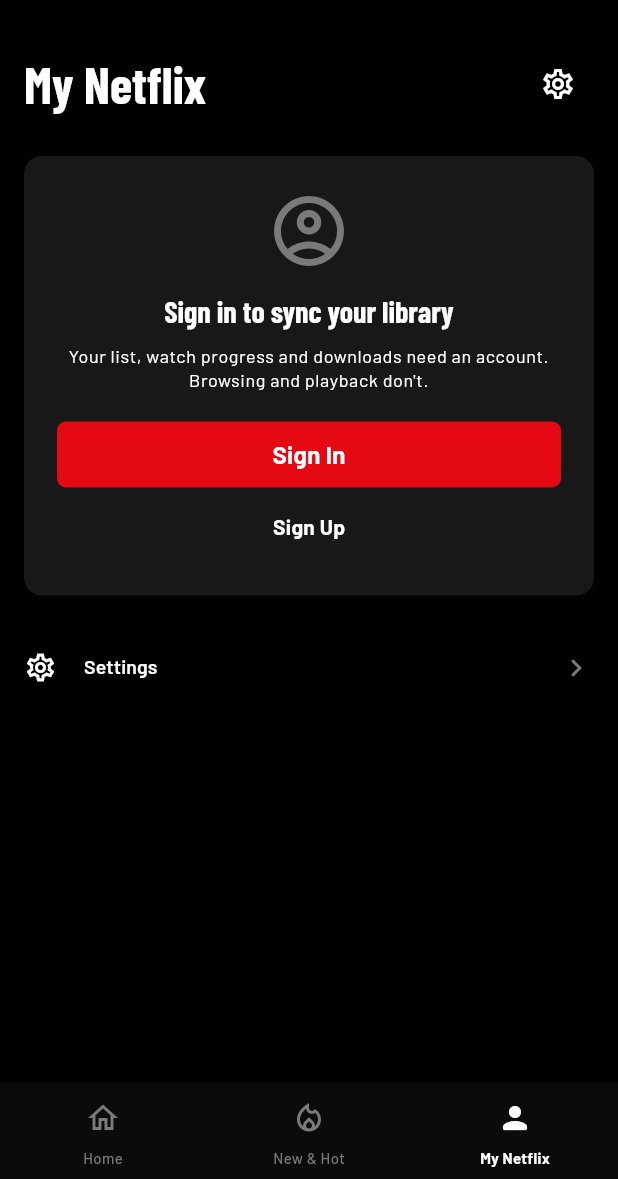
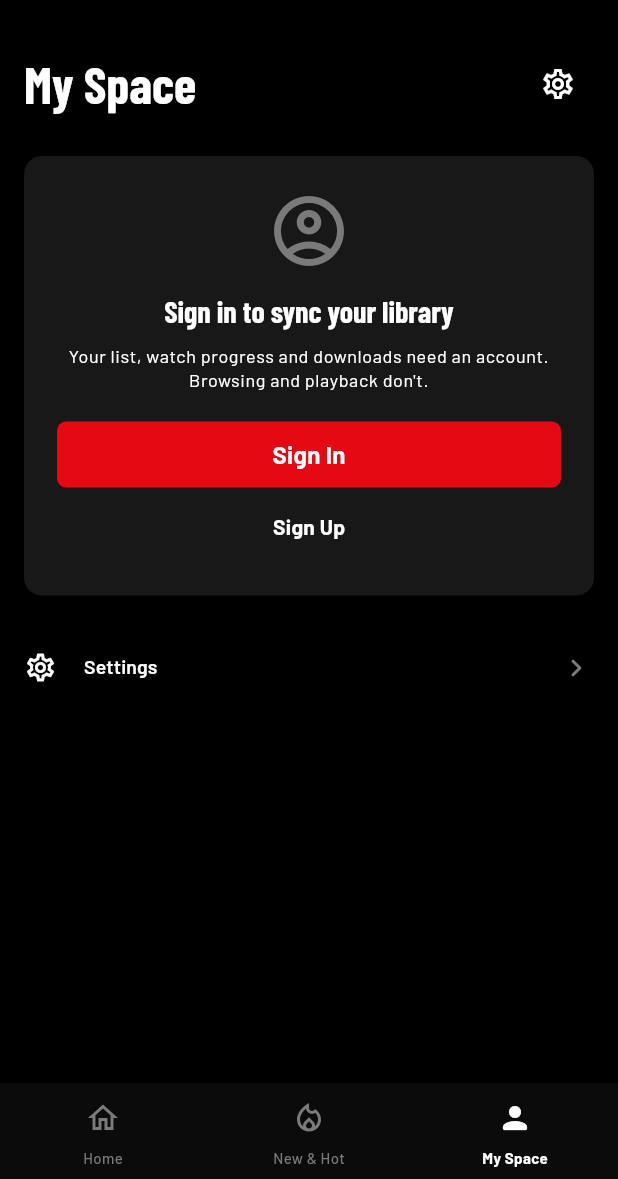
Before and after one commit to 0xryanz/speedvideo, a Flutter app: the screen it shows after launch, item 3 of the bottom bar chosen, on a phone screen of 412 x 824 dp, the part 57-1236 px from its top. Run offline on Flutter 3.47's test engine with Material 3 defaults, Android fonts, the phone set to English and light mode, and no system bars; our stand-ins replace cached_network_image, dio, flutter_riverpod, flutter_secure_storage, freezed_annotation, go_router and 3 more; network calls fail.

Commit message:
feat(tv): add Android TV support with D-pad navigation
- 10-foot layout: left navigation rail, overscan-safe spacing, larger posters
- Native Android TV detection via UiModeManager, TV_MODE debug override
- Focusable posters, profile tiles and nav items with ring, scale and auto-scroll
- Remote keys in the player: OK play/pause, left/right seek 10s, back exits
- Leanback manifest entry, TV banner and 10-foot player hint
- Remove Netflix branding from UI strings and docs

```diff
--- a/app/lib/app/theme.dart
+++ b/app/lib/app/theme.dart
@@ -36,7 +36,7 @@ WidgetStateProperty<Color?> _focusOverlay(Color color) {
   });
 }
 
-/// Netflix-adjacent visual language: black canvas, red accents, condensed
+/// Brand visual language: black canvas, red accents, condensed
 /// display type and quiet surfaces.
 ThemeData buildAppTheme() {
   final base = ThemeData.dark(useMaterial3: true);
@@ -174,13 +174,13 @@ ThemeData buildAppTheme() {
         minimumSize: const Size.fromHeight(52),
         shape: RoundedRectangleBorder(borderRadius: BorderRadius.circular(6)),
         textStyle: textTheme.labelLarge?.copyWith(fontSize: 16),
-      ).copyWith(overlayColor: _focusOverlay(Colors.white)),
+      ).copyWith(overlayColor: _focusOverlay(const Color(0x4D000000))),
     ),
     textButtonTheme: TextButtonThemeData(
       style: TextButton.styleFrom(
         foregroundColor: AppColors.textPrimary,
         textStyle: textTheme.labelLarge,
-      ).copyWith(overlayColor: _focusOverlay(AppColors.red)),
+      ).copyWith(overlayColor: _focusOverlay(const Color(0x66E50914))),
     ),
     outlinedButtonTheme: OutlinedButtonThemeData(
       style: OutlinedButton.styleFrom(
@@ -189,7 +189,7 @@ ThemeData buildAppTheme() {
         minimumSize: const Size.fromHeight(52),
         shape: RoundedRectangleBorder(borderRadius: BorderRadius.circular(6)),
         textStyle: textTheme.labelLarge,
-      ).copyWith(overlayColor: _focusOverlay(AppColors.red)),
+      ).copyWith(overlayColor: _focusOverlay(const Color(0x66E50914))),
     ),
     iconButtonTheme: IconButtonThemeData(
       style: IconButton.styleFrom(
--- a/app/lib/app/tv_nav_rail.dart
+++ b/app/lib/app/tv_nav_rail.dart
@@ -37,8 +37,8 @@ class TvNavRail extends StatelessWidget {
         child: Column(
           children: [
             const Padding(
-              padding: EdgeInsets.fromLTRB(16, 18, 16, 26),
-              child: AppLogo(fontSize: 22),
+              padding: EdgeInsets.fromLTRB(8, 18, 8, 26),
+              child: FittedBox(child: AppLogo(fontSize: 22)),
             ),
             for (var i = 0; i < destinations.length; i++)
               Padding(
--- a/app/lib/core/widgets/app_top_bar.dart
+++ b/app/lib/core/widgets/app_top_bar.dart
@@ -12,7 +12,7 @@ import 'tv_focusable.dart';
 
 /// Shared top bar: wordmark, search and the profile menu.
 ///
-/// Netflix keeps the same chrome on every signed-in tab, so search is never a
+/// The app keeps the same chrome on every signed-in tab, so search is never a
 /// separate bottom destination.
 class AppTopBar extends StatelessWidget {
   const AppTopBar({super.key, this.showBack = false, this.backFallback});
--- a/app/lib/core/widgets/profile_avatar.dart
+++ b/app/lib/core/widgets/profile_avatar.dart
@@ -3,7 +3,7 @@ import 'package:flutter/material.dart';
 import '../../app/theme.dart';
 import '../../features/auth/domain/auth_models.dart';
 
-/// Netflix-style profile tile: a colour block with an initial. Avoids remote
+/// Profile tile: a colour block with an initial. Avoids remote
 /// avatar dependencies while still feeling personal.
 class ProfileAvatar extends StatelessWidget {
   const ProfileAvatar({
--- a/app/lib/features/home/presentation/widgets/billboard.dart
+++ b/app/lib/features/home/presentation/widgets/billboard.dart
@@ -12,7 +12,7 @@ import '../../../library/presentation/library_providers.dart';
 
 /// Full-bleed hero used at the top of the home feed.
 ///
-/// Mirrors Netflix's current billboard: title art, metadata, and a single row
+/// Mirrors a streaming-service billboard: title art, metadata, and a single row
 /// of two equal-width actions (Play / My List). Tapping the artwork opens the
 /// title detail page.
 class Billboard extends ConsumerWidget {
--- a/app/lib/l10n/app_en.arb
+++ b/app/lib/l10n/app_en.arb
@@ -48,7 +48,7 @@
   "home": "Home",
   "search": "Search",
   "newHot": "New & Hot",
-  "myNetflix": "My Netflix",
+  "myNetflix": "My Space",
   "play": "Play",
   "resume": "Resume",
   "moreInfo": "More Info",
--- a/app/pubspec.yaml
+++ b/app/pubspec.yaml
@@ -1,5 +1,5 @@
 name: speedvideo
-description: "SpeedVideo — a production-grade, Netflix-style streaming client."
+description: "SpeedVideo — a production-grade streaming client."
 publish_to: "none"
 version: 1.0.0+1
 
--- a/docs/openapi.yaml
+++ b/docs/openapi.yaml
@@ -3,7 +3,7 @@ info:
   title: SpeedVideo API
   version: 1.0.0
   description: |
-    Netflix-style streaming API. Bearer access tokens are short-lived (15 min
+    Streaming API. Bearer access tokens are short-lived (15 min
     by default) and refresh tokens rotate on every use. Personalised endpoints
     require a profile-scoped access token obtained from
     `POST /v1/profiles/{profileID}/select`.
```
Also changed, not shown: app/lib/l10n/generated/app_localizations.dart, app/lib/l10n/generated/app_localizations_en.dart, 4 other files.
